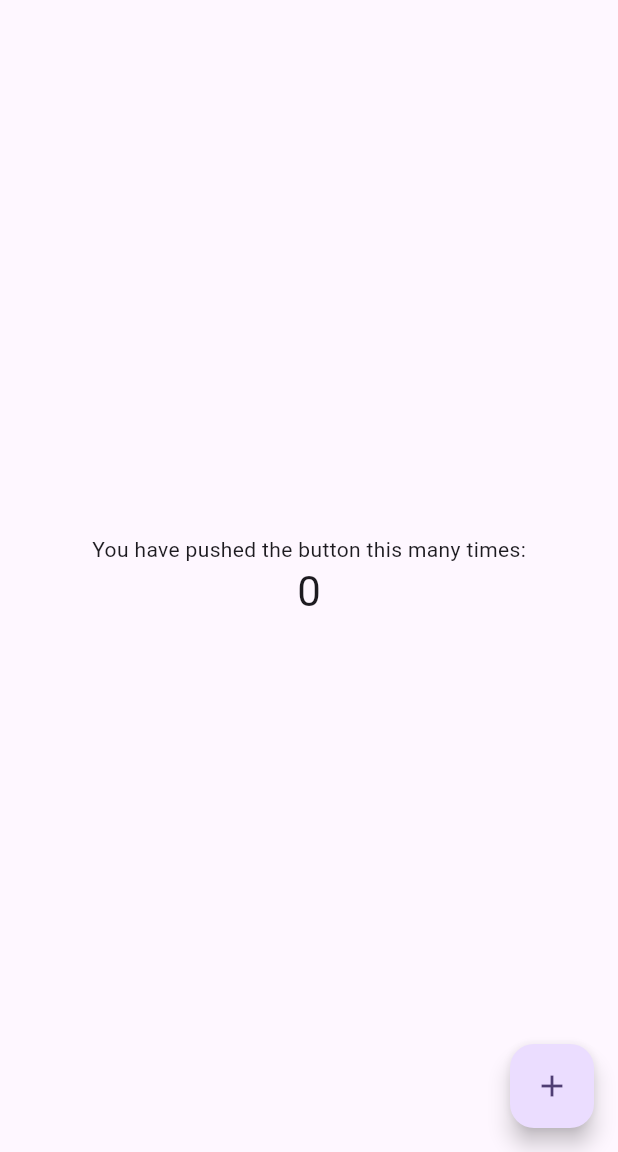
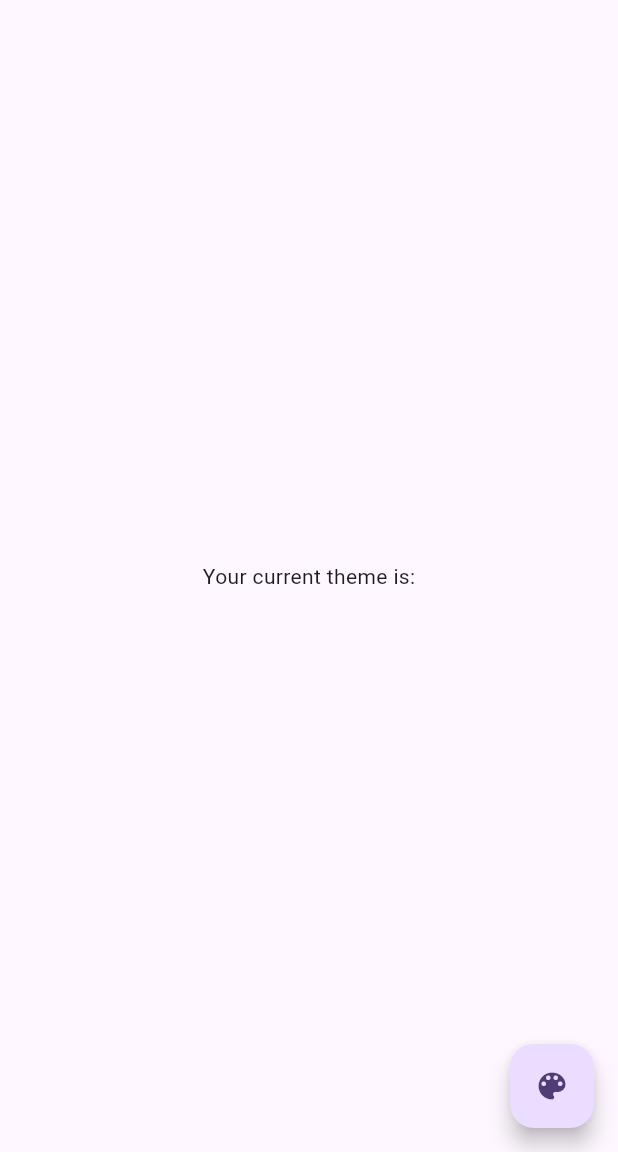
Before and after one commit to kverkholomova/-custom_theme_flutter, a Flutter app: the screen it shows after launch, on a phone screen of 412 x 824 dp, the part 84-1236 px from its top. Run offline on Flutter 3.47's test engine with Material 3 defaults, Android fonts, the phone set to English and light mode, and no system bars.

Commit message:
feat: add project skeleton

```diff
--- a/lib/main.dart
+++ b/lib/main.dart
@@ -1,122 +1,6 @@
 import 'package:flutter/material.dart';
+import 'my_app.dart';
 
 void main() {
   runApp(const MyApp());
 }
-
-class MyApp extends StatelessWidget {
-  const MyApp({super.key});
-
-  // This widget is the root of your application.
-  @override
-  Widget build(BuildContext context) {
-    return MaterialApp(
-      title: 'Flutter Demo',
-      theme: ThemeData(
-        // This is the theme of your application.
-        //
-        // TRY THIS: Try running your application with "flutter run". You'll see
-        // the application has a purple toolbar. Then, without quitting the app,
-        // try changing the seedColor in the colorScheme below to Colors.green
-        // and then invoke "hot reload" (save your changes or press the "hot
-        // reload" button in a Flutter-supported IDE, or press "r" if you used
-        // the command line to start the app).
-        //
-        // Notice that the counter didn't reset back to zero; the application
-        // state is not lost during the reload. To reset the state, use hot
-        // restart instead.
-        //
-        // This works for code too, not just values: Most code changes can be
-        // tested with just a hot reload.
-        colorScheme: ColorScheme.fromSeed(seedColor: Colors.deepPurple),
-      ),
-      home: const MyHomePage(title: 'Flutter Custom Themes'),
-    );
-  }
-}
-
-class MyHomePage extends StatefulWidget {
-  const MyHomePage({super.key, required this.title});
-
-  // This widget is the home page of your application. It is stateful, meaning
-  // that it has a State object (defined below) that contains fields that affect
-  // how it looks.
-
-  // This class is the configuration for the state. It holds the values (in this
-  // case the title) provided by the parent (in this case the App widget) and
-  // used by the build method of the State. Fields in a Widget subclass are
-  // always marked "final".
-
-  final String title;
-
-  @override
-  State<MyHomePage> createState() => _MyHomePageState();
-}
-
-class _MyHomePageState extends State<MyHomePage> {
-  int _counter = 0;
-
-  void _incrementCounter() {
-    setState(() {
-      // This call to setState tells the Flutter framework that something has
-      // changed in this State, which causes it to rerun the build method below
-      // so that the display can reflect the updated values. If we changed
-      // _counter without calling setState(), then the build method would not be
-      // called again, and so nothing would appear to happen.
-      _counter++;
-    });
-  }
-
-  @override
-  Widget build(BuildContext context) {
-    // This method is rerun every time setState is called, for instance as done
-    // by the _incrementCounter method above.
-    //
-    // The Flutter framework has been optimized to make rerunning build methods
-    // fast, so that you can just rebuild anything that needs updating rather
-    // than having to individually change instances of widgets.
-    return Scaffold(
-      appBar: AppBar(
-        // TRY THIS: Try changing the color here to a specific color (to
-        // Colors.amber, perhaps?) and trigger a hot reload to see the AppBar
-        // change color while the other colors stay the same.
-        backgroundColor: Theme.of(context).colorScheme.inversePrimary,
-        // Here we take the value from the MyHomePage object that was created by
-        // the App.build method, and use it to set our appbar title.
-        title: Text(widget.title),
-      ),
-      body: Center(
-        // Center is a layout widget. It takes a single child and positions it
-        // in the middle of the parent.
-        child: Column(
-          // Column is also a layout widget. It takes a list of children and
-          // arranges them vertically. By default, it sizes itself to fit its
-          // children horizontally, and tries to be as tall as its parent.
-          //
-          // Column has various properties to control how it sizes itself and
-          // how it positions its children. Here we use mainAxisAlignment to
-          // center the children vertically; the main axis here is the vertical
-          // axis because Columns are vertical (the cross axis would be
-          // horizontal).
-          //
-          // TRY THIS: Invoke "debug painting" (choose the "Toggle Debug Paint"
-          // action in the IDE, or press "p" in the console), to see the
-          // wireframe for each widget.
-          mainAxisAlignment: MainAxisAlignment.center,
-          children: <Widget>[
-            const Text('You have pushed the button this many times:'),
-            Text(
-              '$_counter',
-              style: Theme.of(context).textTheme.headlineMedium,
-            ),
-          ],
-        ),
-      ),
-      floatingActionButton: FloatingActionButton(
-        onPressed: _incrementCounter,
-        tooltip: 'Increment',
-        child: const Icon(Icons.add),
-      ), // This trailing comma makes auto-formatting nicer for build methods.
-    );
-  }
-}
--- /dev/null
+++ b/lib/my_app.dart
@@ -0,0 +1,18 @@
+
+import 'package:flutter/material.dart';
+import 'package:test_project_2/screens/home_screen.dart';
+
+class MyApp extends StatelessWidget {
+  const MyApp({super.key});
+  @override
+  Widget build(BuildContext context) {
+    return MaterialApp(
+      debugShowCheckedModeBanner: false,
+      title: 'Flutter Demo',
+      theme: ThemeData(
+        colorScheme: ColorScheme.fromSeed(seedColor: Colors.deepPurple),
+      ),
+      home: const MyHomePage(title: 'Flutter Custom Themes'),
+    );
+  }
+}
--- /dev/null
+++ b/lib/screens/home_screen.dart
@@ -0,0 +1,38 @@
+
+import 'package:flutter/material.dart';
+
+class MyHomePage extends StatefulWidget {
+  const MyHomePage({super.key, required this.title});
+
+  final String title;
+
+  @override
+  State<MyHomePage> createState() => _MyHomePageState();
+}
+
+class _MyHomePageState extends State<MyHomePage> {
+
+  @override
+  Widget build(BuildContext context) {
+    return Scaffold(
+      appBar: AppBar(
+        backgroundColor: Theme.of(context).colorScheme.inversePrimary,
+        title: Text(widget.title),
+      ),
+      body: Center(
+        child: Column(
+          mainAxisAlignment: MainAxisAlignment.center,
+          children: <Widget>[
+            const Text('Your current theme is:'),
+          ],
+        ),
+      ),
+      floatingActionButton: FloatingActionButton(
+        onPressed: (){
+
+        },
+        child: const Icon(Icons.color_lens_rounded),
+      ), // This trailing comma makes auto-formatting nicer for build methods.
+    );
+  }
+}
```
Also changed, not shown: 1 other file.
